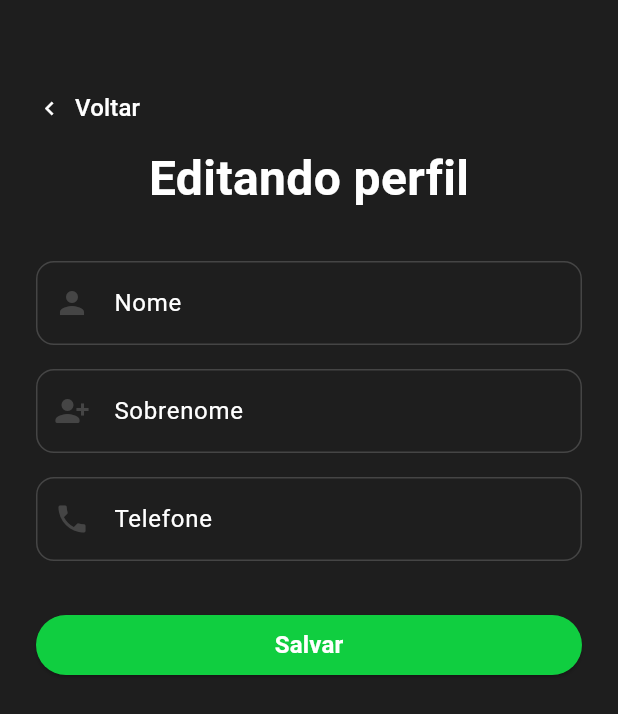
After one commit to DiRezze/smart_house_app, a Flutter app: the EditProfilePage screen opened by its route, on a phone screen of 412 x 824 dp. The commit adds this screen. Shown: the top 714 px of the screen. Run offline on Flutter 3.47's test engine with Material 3 defaults, Android fonts, the phone set to English and light mode, and no system bars; our stand-ins replace firebase_auth, firebase_core, flutter_dotenv; accounts and stored records are empty.

Commit message:
feat(profile): add base edit profile page layout

```diff
--- a/lib/routes/route_generator.dart
+++ b/lib/routes/route_generator.dart
@@ -3,6 +3,7 @@ import 'package:smart_house_app/routes/auth_verifier.dart';
 import 'package:smart_house_app/routes/require_auth.dart';
 import 'package:smart_house_app/routes/route_transitions.dart';
 import 'package:smart_house_app/screens/app_page.dart';
+import 'package:smart_house_app/screens/edit_profile_page.dart';
 
 // app pages
 import 'package:smart_house_app/screens/landing_page.dart';
@@ -28,6 +29,8 @@ class RouteGenerator {
         return RouteTransitions.slideFromBottom(RequireAuth(child: HomePage()));
       case '/app':
         return RouteTransitions.slideFromBottom(RequireAuth(child: MainAppPage()));
+      case '/edit-profile':
+        return RouteTransitions.slideFromBottom(RequireAuth(child: EditProfilePage()));
       default:
         return MaterialPageRoute(builder: (_)=>LandingPage());
     }
--- /dev/null
+++ b/lib/screens/edit_profile_page.dart
@@ -0,0 +1,166 @@
+import 'package:flutter/material.dart';
+import 'package:smart_house_app/theme/app_colors.dart';
+import 'package:smart_house_app/widgets/app_input.dart';
+
+class EditProfilePage extends StatefulWidget {
+  const EditProfilePage({super.key});
+
+  @override
+  State<EditProfilePage> createState() => _EditProfilePageState();
+}
+
+class _EditProfilePageState extends State<EditProfilePage> {
+  final _formKey = GlobalKey<FormState>();
+  final _nameController = TextEditingController();
+  final _lastNameController = TextEditingController();
+  final _phoneController = TextEditingController();
+  final _birthdateController = TextEditingController();
+  DateTime? _selectedBirthdate;
+
+  @override
+  void dispose() {
+    _nameController.dispose();
+    _lastNameController.dispose();
+    _phoneController.dispose();
+    _birthdateController.dispose();
+    super.dispose();
+  }
+
+  void _saveProfile() {
+    if (_formKey.currentState?.validate() ?? false) {
+      // TODO: implementar salvamento no Firebase Realtime DB
+      ScaffoldMessenger.of(context).showSnackBar(
+        SnackBar(
+            content: Row(
+              spacing: 8,
+              children: [
+                Icon(Icons.check, color: AppColors.primary, size: 24,),
+                const Text('Perfil atualizado!'),
+              ],
+            ),
+            shape: RoundedRectangleBorder(
+              borderRadius: BorderRadius.circular(8)
+            ),
+            behavior: SnackBarBehavior.floating,
+            duration: const Duration(seconds: 3),
+        ),
+      );
+      Navigator.pop(context);
+    }
+  }
+
+  Future<void> _selectDate() async {
+    final DateTime? pickedDate = await showDatePicker(
+      context: context,
+      initialDate: _selectedBirthdate ?? DateTime(2000, 1, 1),
+      firstDate: DateTime(1900),
+      lastDate: DateTime.now(),
+      locale: const Locale('pt', 'BR'),
+    );
+    if (pickedDate != null) {
+      setState(() {
+        _selectedBirthdate = pickedDate;
+        _birthdateController.text =
+        "${pickedDate.day.toString().padLeft(2, '0')}/${pickedDate.month.toString().padLeft(2, '0')}/${pickedDate.year}";
+      });
+    }
+  }
+
+  @override
+  Widget build(BuildContext context) {
+    return Scaffold(
+      body: SafeArea(
+        child: SingleChildScrollView(
+          child: Center(
+            child: Padding(
+              padding: const EdgeInsets.symmetric(horizontal: 24, vertical: 16),
+              child: Form(
+                key: _formKey,
+                child: Column(
+                  children: [
+                    Align(
+                      alignment: Alignment.centerLeft,
+                      child: Padding(
+                        padding: const EdgeInsets.only(top: 32), // Ajuste esse valor se quiser mais/menos espaço do topo
+                        child: TextButton.icon(
+                          onPressed: () => Navigator.of(context).pop(),
+                          icon: const Icon(Icons.chevron_left, color: Colors.white),
+                          label: const Text(
+                            "Voltar",
+                            style: TextStyle(color: Colors.white, fontSize: 16),
+                          ),
+                          style: TextButton.styleFrom(
+                            padding: EdgeInsets.zero,
+                          ),
+                        ),
+                      ),
+                    ),
+                    Text(
+                      'Editando perfil',
+                      style: TextStyle(
+                        fontSize: 32,
+                        fontWeight: FontWeight.bold,
+                        color: Colors.white,
+                      ),
+                    ),
+                    const SizedBox(height: 32),
+                    AppInput(
+                      labelText: 'Nome',
+                      prefixIcon: Icons.person,
+                      controller: _nameController,
+                      validator: (value) {
+                        if (value == null || value.isEmpty) return 'Informe seu nome';
+                        return null;
+                      },
+                    ),
+                    const SizedBox(height: 16),
+                    AppInput(
+                      labelText: 'Sobrenome',
+                      prefixIcon: Icons.person_add_alt_1_rounded,
+                      controller: _lastNameController,
+                      validator: (value) {
+                        if (value == null || value.isEmpty) return 'Informe seu sobrenome';
+                        return null;
+                      },
+                    ),
+                    const SizedBox(height: 16),
+                    AppInput(
+                      labelText: 'Telefone',
+                      prefixIcon: Icons.phone,
+                      controller: _phoneController,
+                      validator: (value) {
+                        if (value == null || value.isEmpty) return 'Vazio';
+                        return null;
+                      },
+                    ),
+                    const SizedBox(height: 32),
+                    SizedBox(
+                      width: double.infinity,
+                      child: ElevatedButton(
+                        style: ElevatedButton.styleFrom(
+                          backgroundColor: AppColors.primary,
+                          shape: RoundedRectangleBorder(
+                            borderRadius: BorderRadius.circular(32),
+                          ),
+                        ),
+                        onPressed: _saveProfile,
+                        child: const Text(
+                          'Salvar',
+                          style: TextStyle(
+                            fontWeight: FontWeight.bold,
+                            fontSize: 16,
+                            color: Colors.white,
+                          ),
+                        ),
+                      ),
+                    ),
+                  ],
+                ),
+              ),
+            ),
+          ),
+        ),
+      ),
+    );
+  }
+}
--- a/lib/screens/profile_page.dart
+++ b/lib/screens/profile_page.dart
@@ -70,7 +70,7 @@ class ProfilePage extends StatelessWidget {
                           color: AppColors.gray,
                           size: 18,
                         ),
-                        onPressed: () {},
+                        onPressed: () => Navigator.of(context).pushNamed("/edit-profile"),
                         style: ElevatedButton.styleFrom(
                           backgroundColor: Colors.transparent,
                           side: BorderSide(
--- /dev/null
+++ b/lib/widgets/app_input.dart
@@ -0,0 +1,95 @@
+import 'package:flutter/material.dart';
+import 'package:smart_house_app/theme/app_colors.dart';
+
+class AppInput extends StatefulWidget {
+  final String labelText;
+  final IconData? prefixIcon;
+  final TextInputType keyboardType;
+  final String? Function(String?)? validator;
+  final TextEditingController? controller;
+  final void Function(String?)? onSaved;
+  final bool obscureText;
+  final bool enabled;
+  final bool readOnly;
+  final VoidCallback? onTap;
+
+  const AppInput({
+    super.key,
+    required this.labelText,
+    this.readOnly = false,
+    this.onTap,
+    this.prefixIcon,
+    this.keyboardType = TextInputType.text,
+    this.validator,
+    this.onSaved,
+    this.obscureText = false,
+    this.controller,
+    this.enabled = true,
+  });
+
+  @override
+  State<AppInput> createState() => _AppInputState();
+}
+
+class _AppInputState extends State<AppInput> {
+  late bool _obscure;
+
+  @override
+  void initState() {
+    super.initState();
+    _obscure = widget.obscureText;
+  }
+
+  @override
+  Widget build(BuildContext context) {
+    return TextFormField(
+      readOnly: widget.readOnly,
+      onTap: widget.onTap,
+      controller: widget.controller,
+      enabled: widget.enabled,
+      decoration: InputDecoration(
+        labelText: widget.labelText,
+        labelStyle: const TextStyle(color: Colors.white),
+        prefixIcon: widget.prefixIcon != null
+            ? Icon(widget.prefixIcon, color: AppColors.outline)
+            : null,
+        suffixIcon: widget.obscureText
+            ? IconButton(
+          icon: Icon(
+            _obscure ? Icons.visibility_off : Icons.visibility,
+            color: AppColors.outline,
+          ),
+          onPressed: () {
+            setState(() {
+              _obscure = !_obscure;
+            });
+          },
+        )
+            : null,
+        enabledBorder: OutlineInputBorder(
+          borderRadius: BorderRadius.circular(12),
+          borderSide: const BorderSide(color: AppColors.outline, width: 1),
+        ),
+        focusedBorder: OutlineInputBorder(
+          borderRadius: BorderRadius.circular(12),
+          borderSide: const BorderSide(color: AppColors.selectOutline, width: 2),
+        ),
+        errorBorder: OutlineInputBorder(
+          borderRadius: BorderRadius.circular(12),
+          borderSide: const BorderSide(color: AppColors.errorOutline, width: 1),
+        ),
+        focusedErrorBorder: OutlineInputBorder(
+          borderRadius: BorderRadius.circular(12),
+          borderSide: const BorderSide(color: AppColors.errorOutline, width: 2),
+        ),
+        filled: true,
+        fillColor: AppColors.background,
+      ),
+      style: const TextStyle(color: Colors.white),
+      keyboardType: widget.keyboardType,
+      validator: widget.validator,
+      onSaved: widget.onSaved,
+      obscureText: _obscure,
+    );
+  }
+}
```
